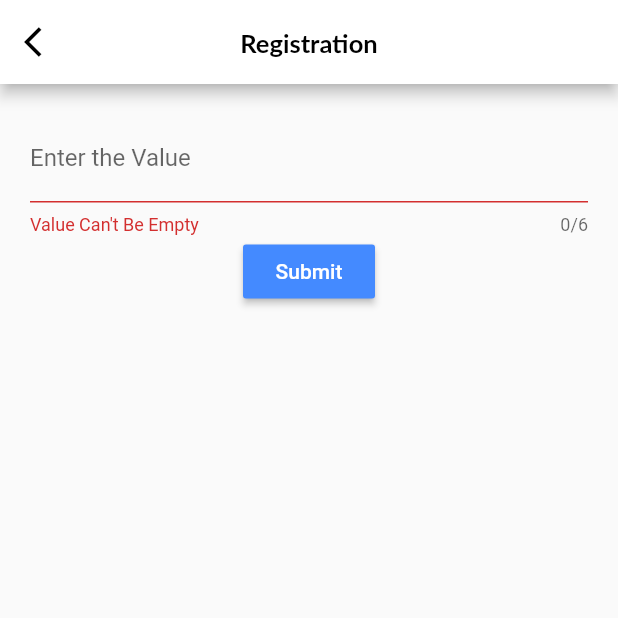
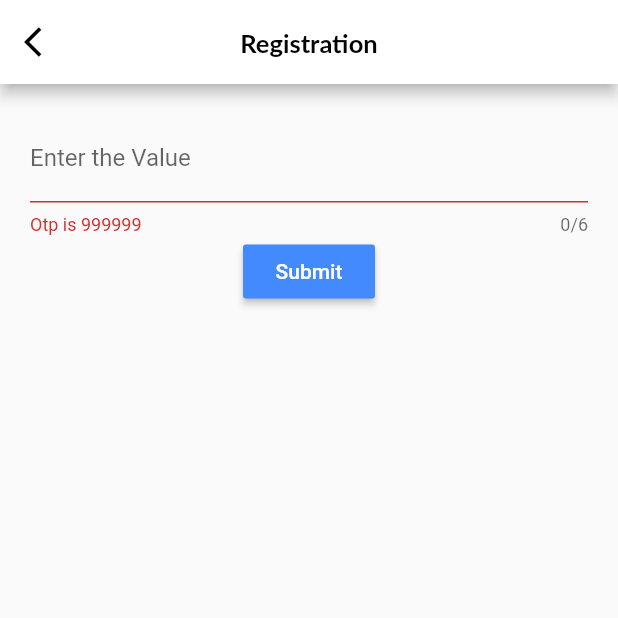
Before and after one commit to Phumiphatz/uchat_ui, a Flutter app: the regisOtp screen opened directly, after a tap on "Submit", on a phone screen of 412 x 824 dp, the top half of it. Run offline on Flutter 3.47's test engine with Material 2 defaults, Android fonts, the light colour scheme and no system bars; our stand-ins replace badges; Roboto replaces fonts that are missing (Lato).

Commit message:
test regis

```diff
--- a/lib/screen/regisOtp.dart
+++ b/lib/screen/regisOtp.dart
@@ -10,7 +10,7 @@ class regisOtp extends StatefulWidget {
 
 class _regisOtpState extends State<regisOtp> {
   final _text = TextEditingController();
-  bool _validate = false;
+  String errtext;
 
   @override
   Widget buildAppBar(BuildContext context) {
@@ -43,19 +43,26 @@ class _regisOtpState extends State<regisOtp> {
                 keyboardType: TextInputType.number,
                 decoration: InputDecoration(
                   labelText: 'Enter the Value',
-                  errorText: _validate ? 'Value Can\'t Be Empty' : null,
+                  errorText: (errtext),
                 ),
               ),
               RaisedButton(
                 onPressed: () {
                   setState(
                     () {
-                      _text.text.isEmpty ? _validate = true : _validate = false;
+                      if (_text.text.isEmpty) {
+                        errtext = 'Value is not empty';
+                      }
+                      if (_text.text.length > 0 && _text.text.length < 6) {
+                        errtext = 'Otp must be 6 digit';
+                      }
                       if (_text.text == "999999") {
                         Navigator.push(
                           context,
                           MaterialPageRoute(builder: (context) => regisComp()),
                         );
+                      } else {
+                        errtext = 'Otp is 999999';
                       }
                       ;
                     },
```
Also changed, not shown: lib/screen/regisTel.dart (+10 -5 lines).
